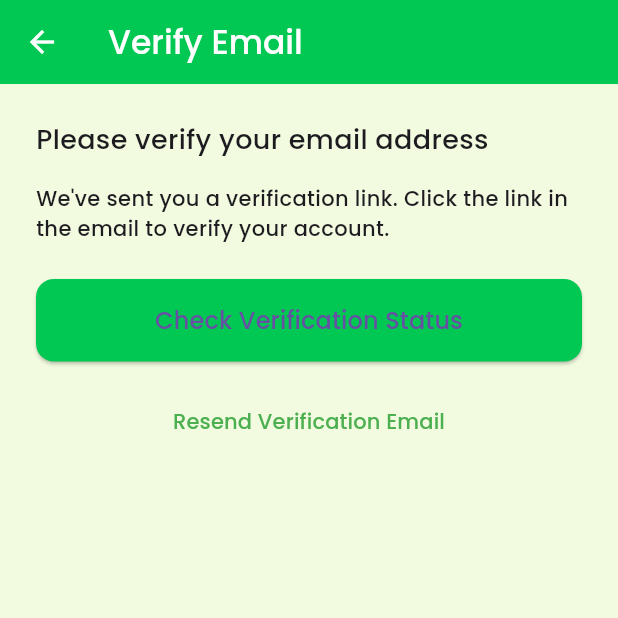
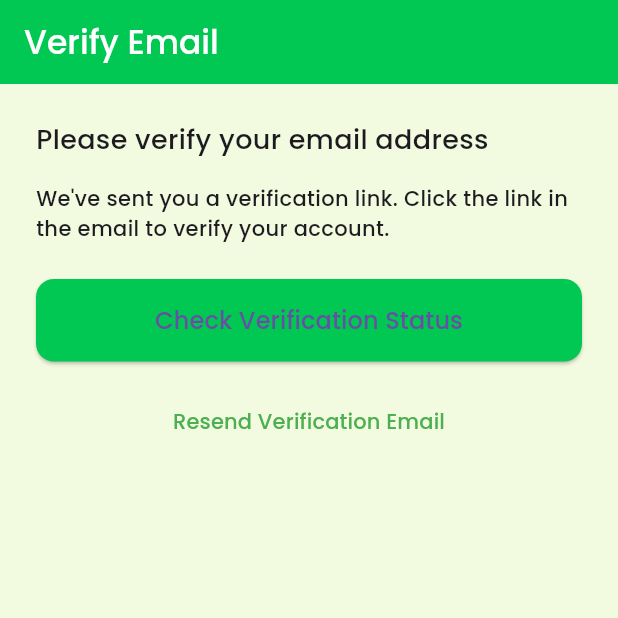
Before and after one commit to ScarletVonRosefall/AgriSynch, a Flutter app: the AgriSynchEmailVerificationPage screen opened by its route, on a phone screen of 412 x 824 dp, the top half of it. Run offline on Flutter 3.47's test engine with Material 3 defaults, Android fonts, the phone set to English and light mode, and no system bars; our stand-ins replace cached_network_image, cloud_firestore, firebase_auth, firebase_core, firebase_crashlytics, firebase_messaging and 8 more; accounts and stored records are empty.

Commit message:
final push

```diff
--- a/AgriSynch/lib/auth/AgriSynchVerify.dart
+++ b/AgriSynch/lib/auth/AgriSynchVerify.dart
@@ -224,10 +224,7 @@ class _AgriSynchEmailVerificationPageState
       appBar: AppBar(
         backgroundColor: const Color(0xFF00C853),
         elevation: 0,
-        leading: IconButton(
-          icon: const Icon(Icons.arrow_back, color: Colors.white),
-          onPressed: () => Navigator.pop(context),
-        ),
+        automaticallyImplyLeading: false,
         title: const Text(
           'Verify Email',
           style: TextStyle(color: Colors.white),
```
